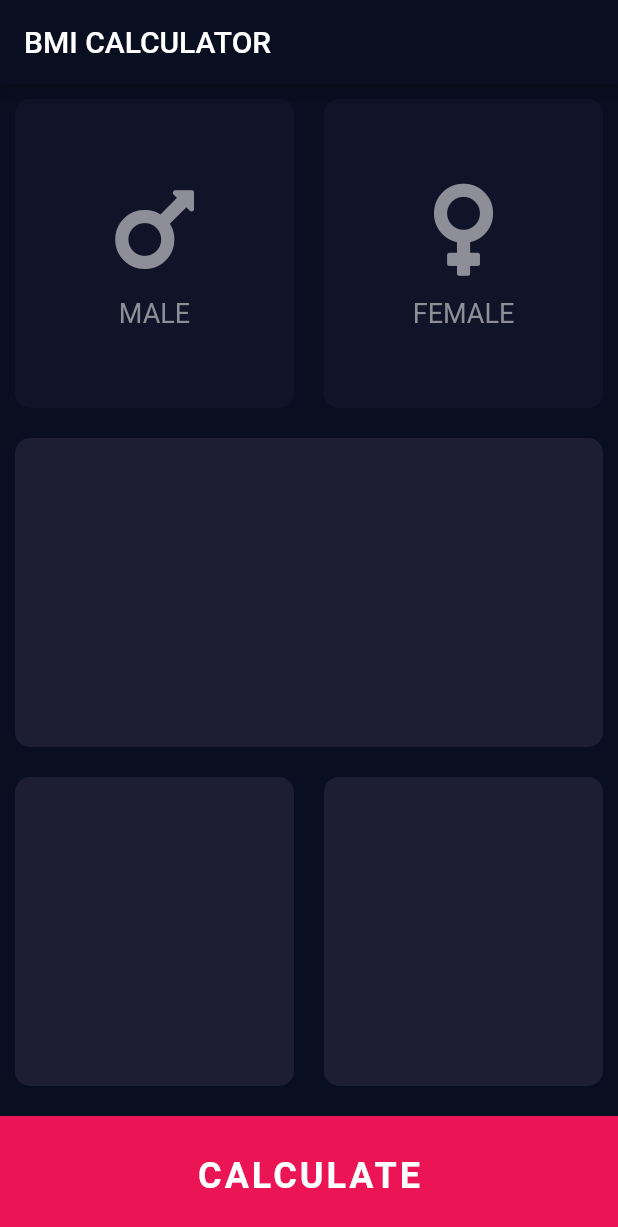
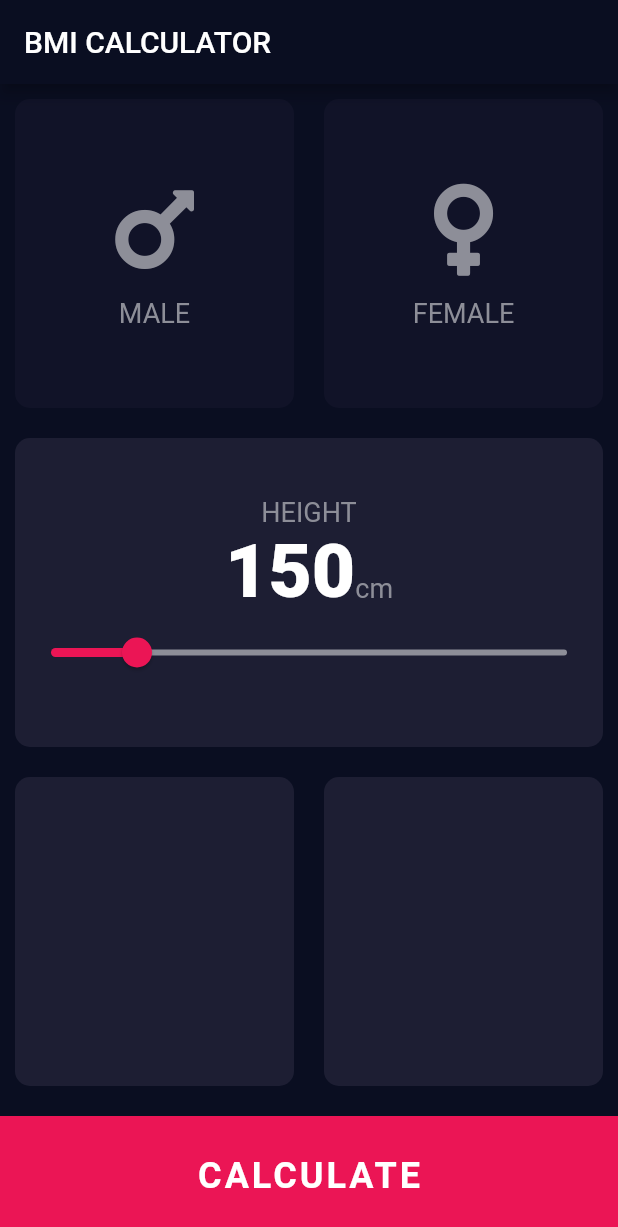
Before and after one commit to nonicalx/bmi-calculator-flutter, a Flutter app: the screen it shows after launch, on a phone screen of 412 x 824 dp. Shown: the top 1227 px of the screen. Run offline on Flutter 3.47's test engine with Material 2 defaults, Android fonts, the phone set to English and light mode, and no system bars; our stand-ins replace font_awesome_flutter.

Commit message:
created constant file and imported, added slider.

```diff
--- /dev/null
+++ b/lib/constants.dart
@@ -0,0 +1,15 @@
+import 'package:flutter/material.dart';
+
+const kActiveColor = 0xFF1D1E33;
+const kInActiveColor = 0xFF111328;
+const kActiveSlideColor = 0xFFEB1555;
+const kInActiveSlideColor = 0xFF8D8E98;
+
+const kLabelTxtStyle = TextStyle(
+  fontSize: 18,
+  color: Color(0xFF8D8E98),
+);
+
+const kNumberTxtStyle = TextStyle(fontSize: 50, fontWeight: FontWeight.w900);
+const kMinHeight = 120.0;
+const kMaxHeight = 300.0;
--- a/lib/genderSign.dart
+++ b/lib/genderSign.dart
@@ -1,5 +1,6 @@
 import 'package:flutter/material.dart';
 import 'package:font_awesome_flutter/font_awesome_flutter.dart';
+import 'constants.dart';
 
 class GenderSign extends StatelessWidget {
   final String gender;
@@ -23,10 +24,7 @@ class GenderSign extends StatelessWidget {
         ),
         Text(
           gender.toUpperCase(),
-          style: TextStyle(
-            fontSize: 18,
-            color: Color(0xFF8D8E98),
-          ),
+          style: kLabelTxtStyle,
         )
       ],
     );
--- a/lib/inputPage.dart
+++ b/lib/inputPage.dart
@@ -2,20 +2,20 @@ import 'package:flutter/material.dart';
 import 'reuseableCard.dart';
 import 'bottomButtom.dart';
 import 'genderSign.dart';
+import 'constants.dart';
+
+enum Gender { male, female }
 
 class InputPage extends StatefulWidget {
   @override
   _InputPageState createState() => _InputPageState();
 }
 
-const activeColor = 0xFF1D1E33;
-const inActiveColor = 0xFF111328;
-
-enum Gender { male, female }
-
 class _InputPageState extends State<InputPage> {
   Gender selectGender;
 
+  // var height = 150;
+  int height = 150;
   @override
   Widget build(BuildContext context) {
     return Scaffold(
@@ -34,8 +34,8 @@ class _InputPageState extends State<InputPage> {
                       });
                     },
                     color: selectGender == Gender.male
-                        ? activeColor
-                        : inActiveColor,
+                        ? kActiveColor
+                        : kInActiveColor,
                     content: GenderSign(
                       color:
                           selectGender == Gender.male ? 0xFFFFFFFF : 0xFF8D8E98,
@@ -51,8 +51,8 @@ class _InputPageState extends State<InputPage> {
                       });
                     },
                     color: selectGender == Gender.female
-                        ? activeColor
-                        : inActiveColor,
+                        ? kActiveColor
+                        : kInActiveColor,
                     content: GenderSign(
                       color: selectGender == Gender.female
                           ? 0xFFFFFFFF
@@ -64,7 +64,37 @@ class _InputPageState extends State<InputPage> {
               ]),
             ),
             Expanded(
-              child: ReuseableCard(),
+              child: ReuseableCard(
+                content: Column(
+                  mainAxisAlignment: MainAxisAlignment.center,
+                  children: <Widget>[
+                    Text(
+                      'HEIGHT',
+                      style: kLabelTxtStyle,
+                    ),
+                    Row(
+                        mainAxisAlignment: MainAxisAlignment.center,
+                        crossAxisAlignment: CrossAxisAlignment.baseline,
+                        textBaseline: TextBaseline.alphabetic,
+                        children: <Widget>[
+                          Text("$height", style: kNumberTxtStyle),
+                          Text('cm', style: kLabelTxtStyle)
+                        ]),
+                    Slider(
+                      value: height.toDouble(),
+                      min: kMinHeight,
+                      max: kMaxHeight,
+                      activeColor: Color(kActiveSlideColor),
+                      inactiveColor: Color(kInActiveSlideColor),
+                      onChanged: (double newValue) {
+                        setState(() {
+                          height = newValue.toInt();
+                        });
+                      },
+                    )
+                  ],
+                ),
+              ),
             ),
             Expanded(
               child: Row(children: <Widget>[
```
